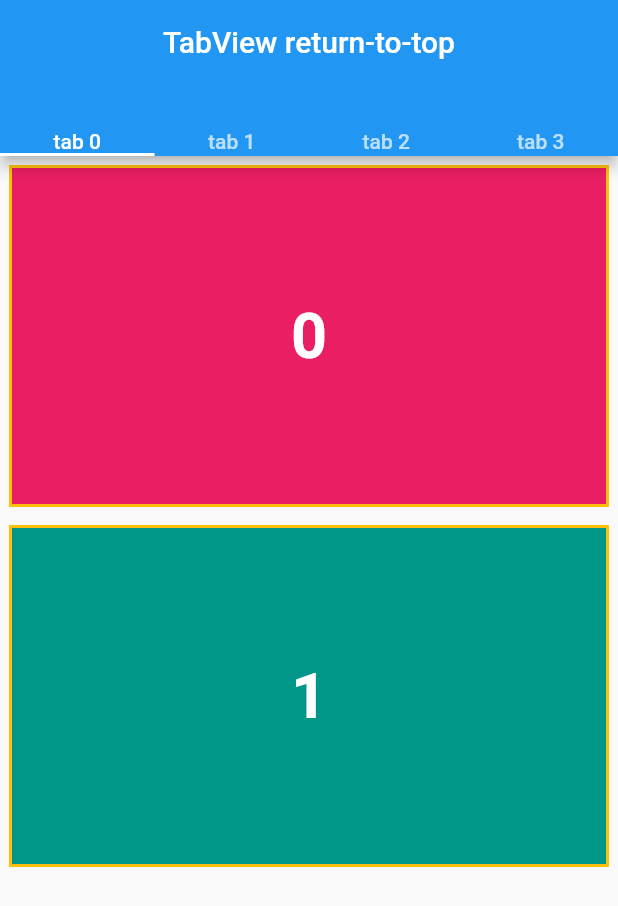
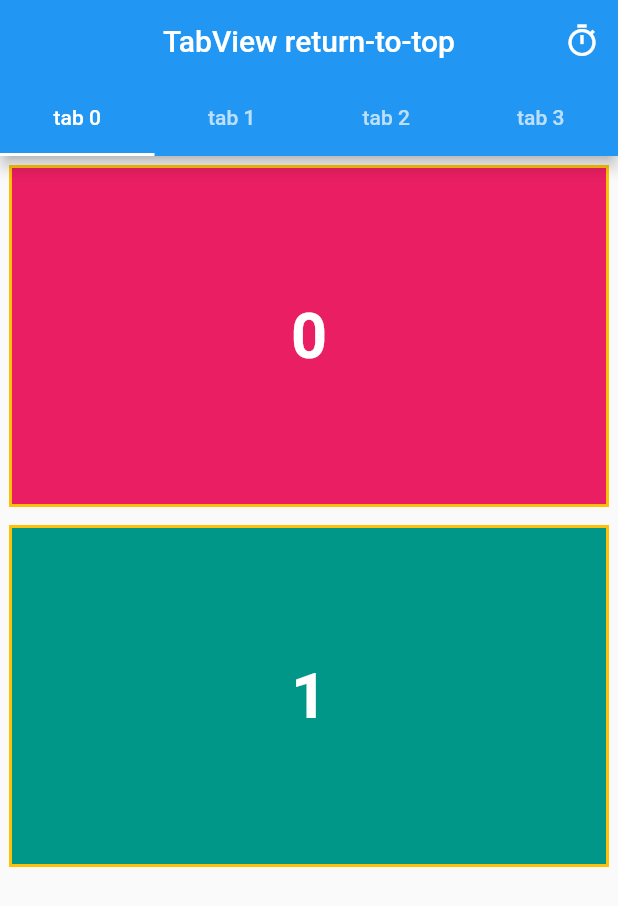
Before and after one commit to misterfourtytwo/tabviewer_return_to_top, a Flutter app: the screen it shows after launch, on a phone screen of 412 x 824 dp. Shown: the top 906 px of the screen. Run offline on Flutter 3.47's test engine with Material 2 defaults, Android fonts, the phone set to English and light mode, and no system bars.

Commit message:
added scroll button

```diff
--- a/lib/home.dart
+++ b/lib/home.dart
@@ -52,9 +52,26 @@ class _HomeState extends State<Home> with TickerProviderStateMixin {
         bottom: TabBar(
           controller: ctrl,
           tabs: [
-            for (int i = 0; i < _tabsLength; i++) Text('tab $i'),
+            for (int i = 0; i < _tabsLength; i++)
+              Padding(
+                padding: EdgeInsets.all(16),
+                child: Text('tab $i'),
+              ),
           ],
         ),
+        actions: [
+          Builder(
+            builder: (context) {
+              return IconButton(
+                icon: Icon(Icons.timer_outlined),
+                onPressed: () {
+                  PrimaryScrollController.of(context).animateTo(0,
+                      duration: Duration(seconds: 1), curve: Curves.easeInOut);
+                },
+              );
+            },
+          )
+        ],
       ),
       body: TabBarView(
         controller: ctrl,
```
